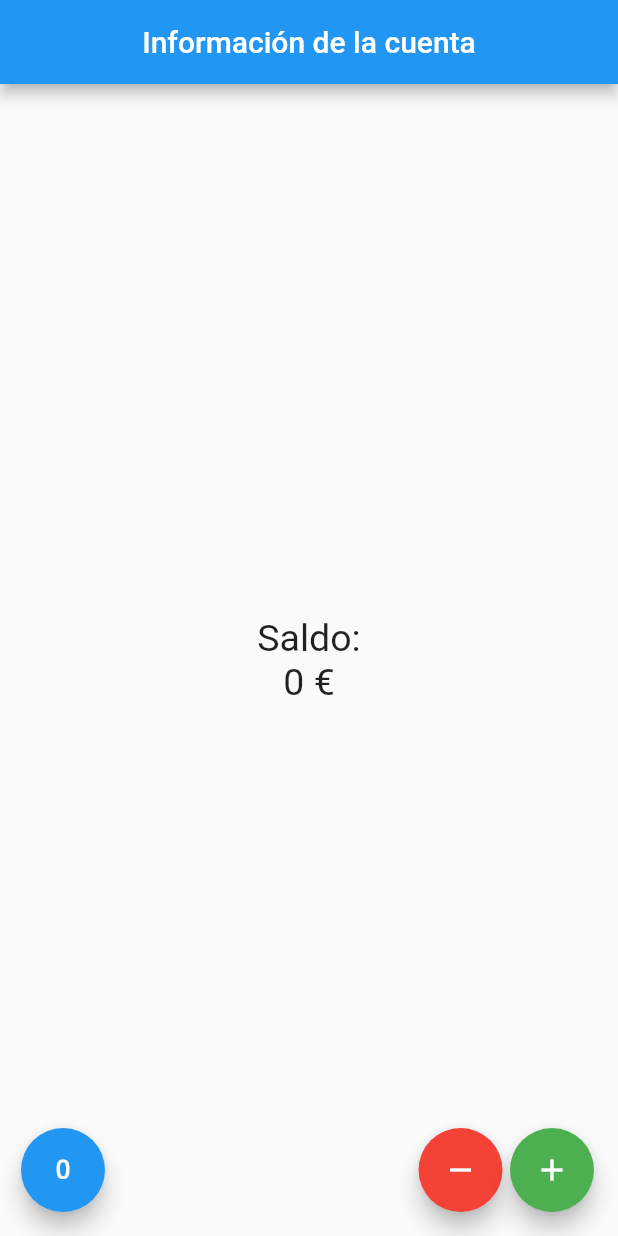
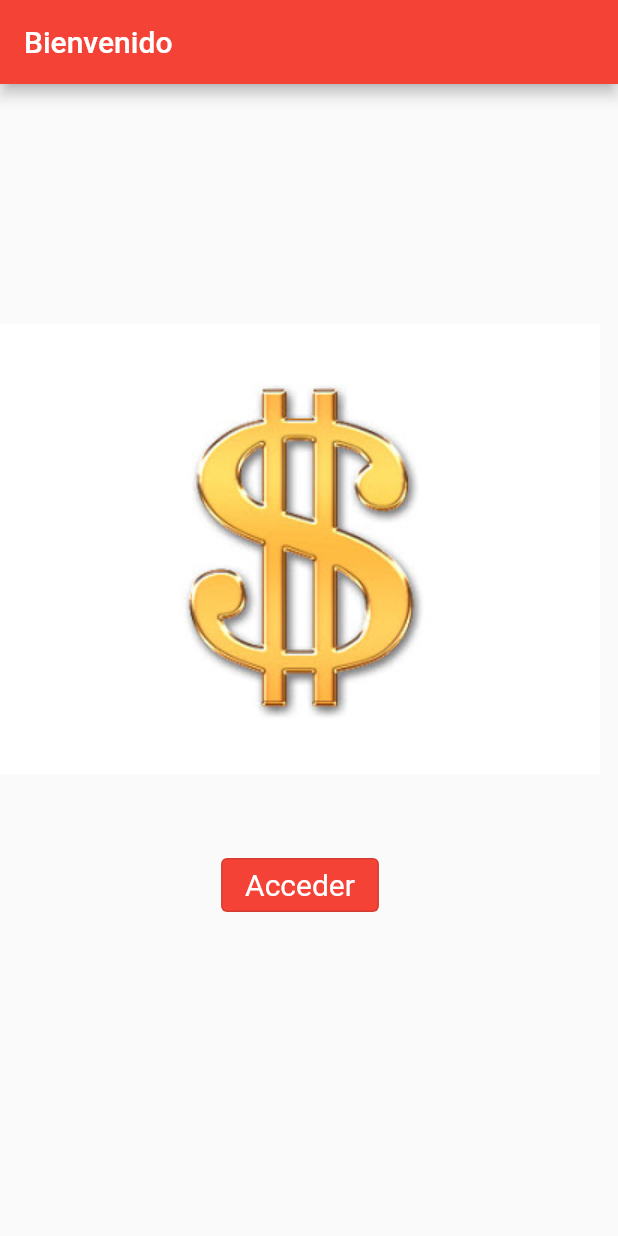
Before and after one commit to JesusGonzalezA/AppBancaria, a Flutter app: the screen it shows after launch, on a phone screen of 412 x 824 dp. Run offline on Flutter 3.47's test engine with Material 2 defaults, Android fonts, the light colour scheme and no system bars.

Commit message:
Add navegacion basica

```diff
--- /dev/null
+++ b/lib/src/pages/home.dart
@@ -0,0 +1,43 @@
+import 'package:flutter/material.dart';
+import 'package:p2/src/app.dart';
+
+
+class HomePage extends StatelessWidget {
+
+  @override
+  Widget build(BuildContext context) {
+    return Scaffold(
+      appBar: AppBar(
+        backgroundColor: Colors.red,
+        title: Text("Bienvenido"),
+      ),
+      body: Column(
+        mainAxisAlignment: MainAxisAlignment.center,
+        children: [
+          Image(
+            image: AssetImage('assets/dollar.jpg')
+          ),
+          Padding(
+            padding: const EdgeInsets.all(50.0),
+            child: OutlinedButton(
+              style: OutlinedButton.styleFrom(
+                primary: Colors.white,
+                backgroundColor: Colors.red,
+                textStyle: new TextStyle(fontSize: 20)
+              ),
+              child: Text('Acceder'),
+              onPressed: () => {
+                Navigator.push(
+                  context,
+                  MaterialPageRoute(builder: (context) {
+                    return MyApp();
+                  }),
+                )
+              },
+            ),
+          )
+        ],
+      )
+    );
+  }
+}
--- a/lib/src/pages/info_saldo_page.dart
+++ /dev/null
@@ -1,80 +0,0 @@
-import 'package:flutter/material.dart';
-
-
-class InfoSaldoPage extends StatefulWidget {
-
-  @override
-  createState() => _InfoSaldoPageState();
-
-}
-
-class _InfoSaldoPageState extends State<InfoSaldoPage> {
-
-  final _estiloTexto = new TextStyle(
-    fontSize: 25,
-  );
-
-  int _saldo = 0;
-
-  @override
-  Widget build(BuildContext context) {
-    return Scaffold(
-      appBar: AppBar(
-        title: Text('Información de la cuenta'),
-        centerTitle: true,
-      ),
-      body: Center(
-        child: Column(
-          mainAxisAlignment: MainAxisAlignment.center,
-          children: <Widget>[
-            Text( 'Saldo:', style: _estiloTexto ),
-            Text( "$_saldo €"  , style: _estiloTexto ),
-          ],
-        )
-      ),
-      floatingActionButton: _crearBotones()
-    );
-  }
-
-
-  Widget _crearBotones() {
-
-    return Row(
-      mainAxisAlignment: MainAxisAlignment.end,
-      children: <Widget>[
-        SizedBox(width: 30),
-        FloatingActionButton(
-          child: Icon(Icons.exposure_zero ),
-          onPressed: _changeCurrency
-        ),
-        Expanded(child: SizedBox()),
-        FloatingActionButton(
-          backgroundColor: Colors.red,
-          child: Icon(Icons.remove ),
-          onPressed: _subtract
-        ),
-        SizedBox( width: 5.0 ),
-        FloatingActionButton(
-          backgroundColor: Colors.green,
-          child: Icon(Icons.add ),
-          onPressed: _add
-        ),
-      ],
-    );
-
-  }
-
-  void _add() {
-    setState(() => _saldo++ );
-  }
-
-  void _subtract() {
-    setState(() => _saldo-- );
-  }
-
-  void _changeCurrency() {
-    setState(() => _saldo = 0 );
-  }
-
-
-}
--- a/pubspec.yaml
+++ b/pubspec.yaml
@@ -45,9 +45,8 @@ flutter:
   uses-material-design: true
 
   # To add assets to your application, add an assets section, like this:
-  # assets:
-  #   - images/a_dot_burr.jpeg
-  #   - images/a_dot_ham.jpeg
+  assets:
+   - assets/dollar.jpg
 
   # An image asset can refer to one or more resolution-specific "variants", see
   # https://flutter.dev/assets-and-images/#resolution-aware.
```
Also changed, not shown: lib/main.dart (+9 -1 lines), lib/src/app.dart (+52 -9 lines), lib/src/pages/cuenta.dart (added, +33 -0 lines), lib/src/pages/transacciones.dart (added, +33 -0 lines), assets/dollar.jpg (added).
